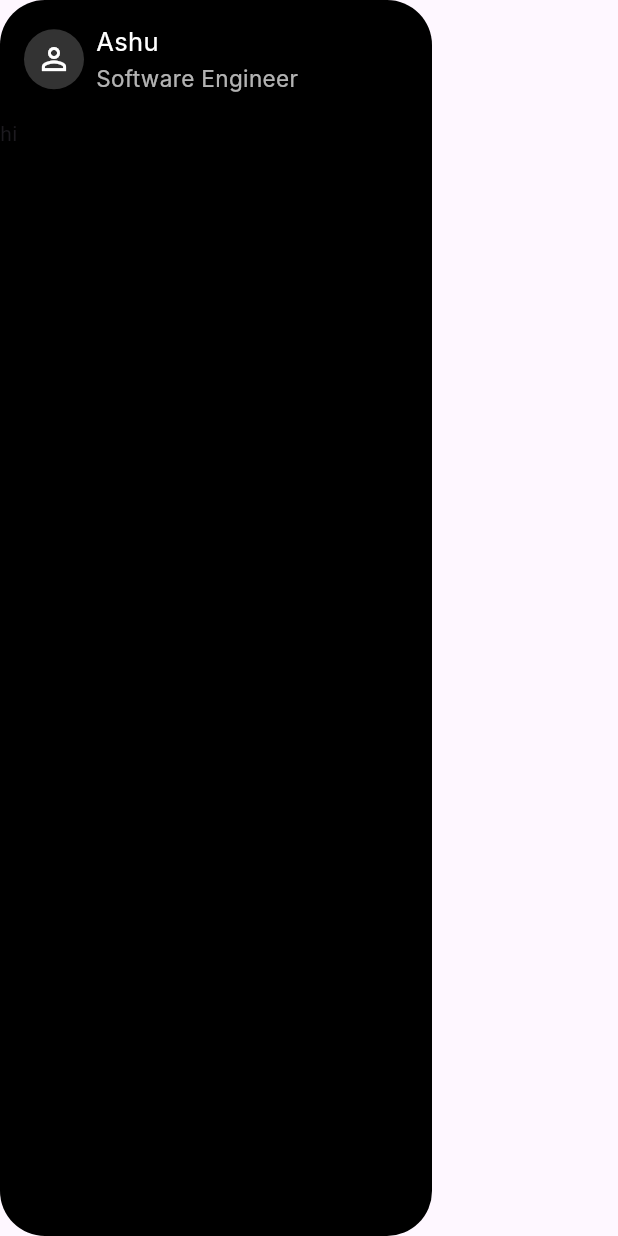
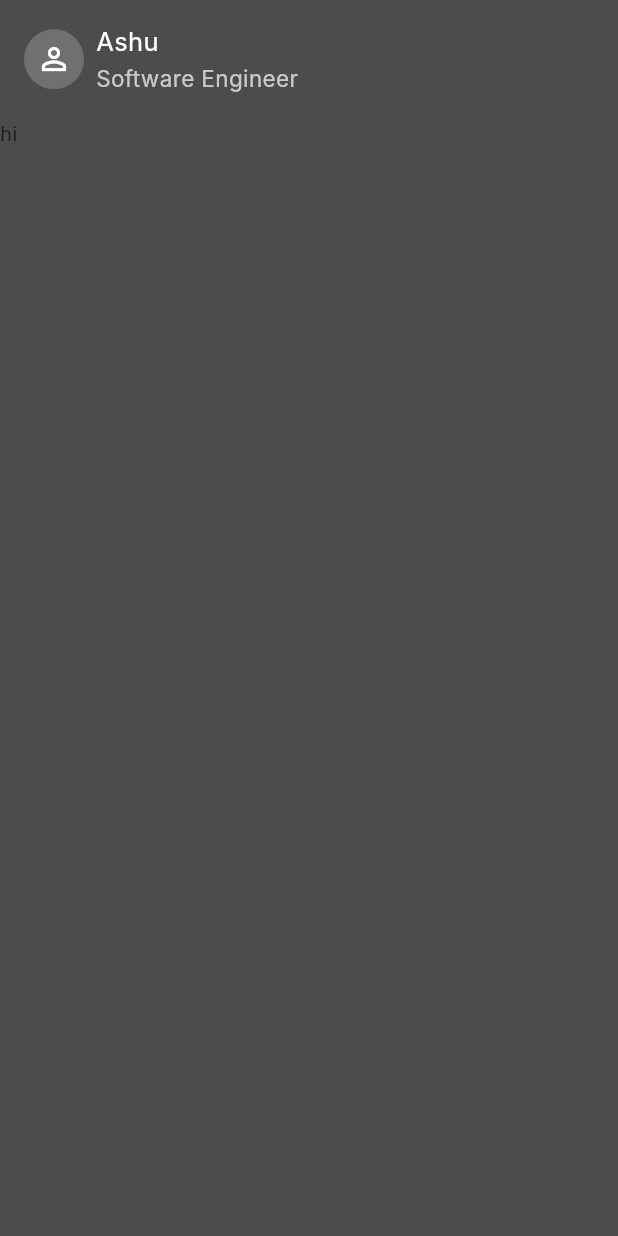
Before and after one commit to novajhasley/localization-app, a Flutter app: the SideMenu screen opened directly, on a phone screen of 412 x 824 dp. Run offline on Flutter 3.47's test engine with Material 3 defaults, Android fonts, the phone set to English and light mode, and no system bars; our stand-ins replace flutter_zoom_drawer, shared_preferences; accounts and stored records are empty; generated files the repository leaves out were written again; Roboto replaces fonts that are missing (Inter).

Commit message:
adds Zoomdrawer

```diff
--- a/lib/pages/side_menu.dart
+++ b/lib/pages/side_menu.dart
@@ -10,16 +10,9 @@ class SideMenu extends StatefulWidget {
 class _SideMenuState extends State<SideMenu> {
   @override
   Widget build(BuildContext context) {
-    return Container(
-      padding: EdgeInsets.only(
-          top: MediaQuery.of(context).padding.top,
-          bottom: MediaQuery.of(context).padding.bottom - 60),
-      constraints: const BoxConstraints(maxWidth: 288),
-      decoration: BoxDecoration(
-        color: Colors.black,
-        borderRadius: BorderRadius.circular(30),
-      ),
-      child: Column(crossAxisAlignment: CrossAxisAlignment.start, children: [
+    return Scaffold(
+      backgroundColor: Colors.black.withOpacity(0.7),
+      body: Column(crossAxisAlignment: CrossAxisAlignment.start, children: [
         Padding(
           padding: const EdgeInsets.all(16),
           child: Row(
--- a/pubspec.yaml
+++ b/pubspec.yaml
@@ -39,6 +39,7 @@ dependencies:
     sdk: flutter
   intl: any
   shared_preferences: ^2.0.13
+  flutter_zoom_drawer: ^3.2.0
 
 dev_dependencies:
   flutter_test:
```
Also changed, not shown: lib/pages/main_page.dart (+21 -2 lines), pubspec.lock.
